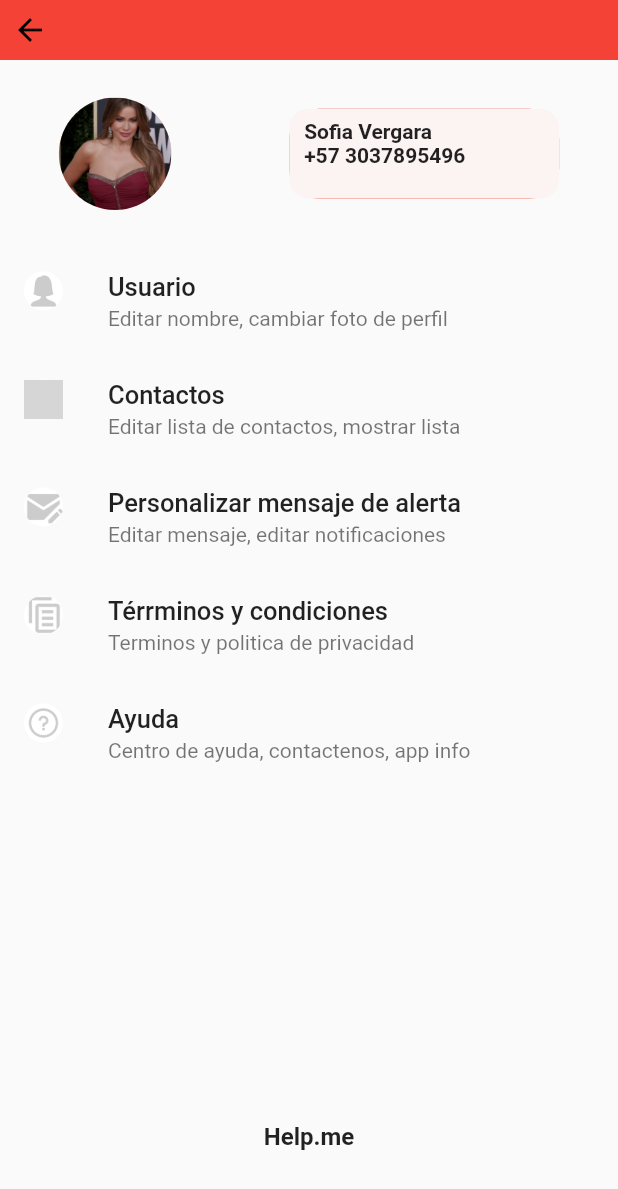
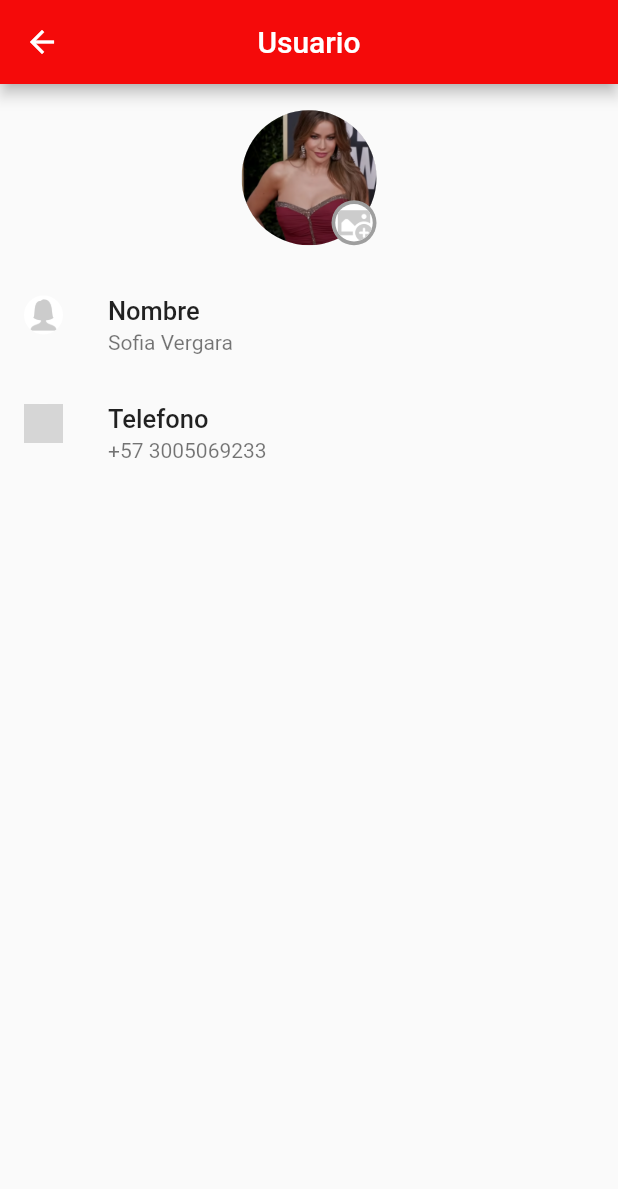
Before and after one commit to DaniloJ0/Help.me, a Flutter app: the MenuPage screen opened directly, after a tap on "Usuario", on a phone screen of 412 x 824 dp. Shown: the top 1189 px of the screen. Run offline on Flutter 3.47's test engine with Material 2 defaults, Android fonts, the phone set to English and light mode, and no system bars; our stand-ins replace faker, get; Roboto replaces fonts that are missing (Abhaya Libre SemiBold, Sunflower); grey boxes are pictures that could not be loaded.

Commit message:
Diseño completados
Navegacion y diseños implementados

```diff
--- a/lib/main.dart
+++ b/lib/main.dart
@@ -21,6 +21,7 @@ class MyApp extends StatelessWidget {
         ),
         home: Scaffold(
           appBar: AppBar(
+            backgroundColor: const Color.fromARGB(230, 245, 10, 10),
             centerTitle: true,
             actions: <Widget>[
               IconButton(
--- a/lib/ui/menu_page.dart
+++ b/lib/ui/menu_page.dart
@@ -1,17 +1,24 @@
+import 'package:apphelpme/ui/user_info_page.dart';
 import 'package:flutter/material.dart';
 import 'package:get/get.dart';
 import '../widgets/listItems.dart';
-import 'contacts.dart';
+import 'contacts_page.dart';
 import 'help_page.dart';
 import 'message.dart';
+import 'terms_page.dart';
 
 class MenuPage extends StatelessWidget {
   const MenuPage({Key? key}) : super(key: key);
   @override
   Widget build(BuildContext context) {
-    return Material(
-      child: Column(children: [
-        customAppBar(),
+    return Scaffold(
+      appBar: AppBar(
+        title: const Text('Settings'),
+        backgroundColor: const Color.fromARGB(255, 245, 10, 10),
+        centerTitle: true,
+      ),
+      body:Column(children: [
+        // customAppBar(),
         Container(
           height: 125.0,
           child: headBar(),
@@ -42,26 +49,34 @@ class MenuPage extends StatelessWidget {
           title: textos('Usuario', 17.0, FontWeight.w500),
           subtitle: textos(
               'Editar nombre, cambiar foto de perfil', 14.0, FontWeight.w400),
-          onTap: () => () {Get.to(()=> Contacts());}),
+          onTap: () => Get.to(()=>UserInfo(),
+                  transition: Transition.leftToRight,
+                  duration: const Duration(milliseconds: 450))),
         ListTile(
             leading: icons('herCoNtact'),
             title: textos('Contactos', 17.0, FontWeight.w500),
             subtitle: textos('Editar lista de contactos, mostrar lista', 14.0,
                 FontWeight.w400),
-            onTap: () => () {}),
+            onTap: () => Get.to(()=> Contacts(),
+                  transition: Transition.leftToRight,
+                  duration: const Duration(milliseconds: 450))),
         ListTile(
             leading: icons('editMessage'),
             title:
                 textos('Personalizar mensaje de alerta', 17.0, FontWeight.w500),
             subtitle: textos(
                 'Editar mensaje, editar notificaciones', 14.0, FontWeight.w400),
-            onTap: () => () {Get.to(()=> Message());}),
+            onTap: () => Get.to(()=> Message(),
+                  transition: Transition.leftToRight,
+                  duration: const Duration(milliseconds: 450))),
         ListTile(
             leading: icons('terminos'),
             title: textos('Térrminos y condiciones', 17.0, FontWeight.w500),
             subtitle: textos(
                 'Terminos y politica de privacidad', 14.0, FontWeight.w400),
-            onTap: () => () {}),
+            onTap: () => Get.to(() => TermsPage(),
+                  transition: Transition.leftToRight,
+                  duration: const Duration(milliseconds: 450))),
         ListTile(
             leading: icons('ayuda'),
             title: textos('Ayuda', 17.0, FontWeight.w500),
--- /dev/null
+++ b/lib/ui/user_info_page.dart
@@ -0,0 +1,143 @@
+import 'package:flutter/material.dart';
+import 'package:get/get.dart';
+import '../widgets/listItems.dart';
+
+class UserInfo extends StatelessWidget {
+  const UserInfo({Key? key}) : super(key: key);
+
+  @override
+  Widget build(BuildContext context) {
+    return Scaffold(
+        appBar: AppBar(
+          title: const Text('Usuario'),
+          backgroundColor: const Color.fromARGB(255, 245, 10, 10),
+          centerTitle: true,
+        ),
+        body: Column(children: [
+          Container(
+            height: 125.0,
+            child: headBar(), // Falta el boton de cambiar foto
+          ),
+          Expanded(
+            flex: 4,
+            child: ListMenu(context),
+          ),
+        ]));
+  }
+}
+
+Widget ListMenu(context) {
+  return ListView(
+    children: [
+      ListTile(
+        leading: icons('contact'),
+        title: textos('Nombre', 17.0, FontWeight.w500),
+        subtitle: textos('Sofia Vergara', 14.0, FontWeight.w400),
+        onTap: () => _showAlert(context),
+      ),
+      ListTile(
+          leading: icons('herCoNtact'),
+          title: textos('Telefono', 17.0, FontWeight.w500),
+          subtitle: textos('+57 3005069233', 14.0, FontWeight.w400),
+          onTap: () => () {}),
+    ],
+  );
+}
+
+void _showAlert(BuildContext context) {
+  showDialog(
+      context: context,
+      barrierDismissible: true,
+      builder: (context) {
+        return AlertDialog(
+          title: Text('Escriba su nombre'),
+          content: Column(
+            mainAxisSize: MainAxisSize.min,
+            children: <Widget>[
+              const TextField(
+                obscureText: false,
+                decoration: InputDecoration(
+                  border: OutlineInputBorder(),
+                  hintText: 'Escriba su nombre'
+                ),
+              )
+            ],
+          ),
+          actions: <Widget>[
+            TextButton(
+              child: Text('Aceptar'),
+              style: TextButton.styleFrom(
+                primary: Colors.white,
+                backgroundColor: Colors.red,
+              ),
+              onPressed: () {
+                Navigator.of(context).pop();
+                ;
+              },
+            ),
+            TextButton(
+              child: Text('Cancelar'),
+              style: TextButton.styleFrom(
+                primary: Colors.white,
+                backgroundColor: Colors.red,
+              ),
+              onPressed: () {
+                Navigator.of(context).pop();
+                ;
+              },
+            )
+          ],
+        );
+      });
+}
+
+Widget headBar() {
+  return Row(
+    mainAxisAlignment: MainAxisAlignment.spaceAround,
+    children: [
+      Padding(
+        padding: const EdgeInsets.fromLTRB(0, 0, 0, 0),
+        child: Stack(
+          alignment: Alignment.bottomRight,
+          children: [circle(), iconChangePhoto()])
+      ),
+    ],
+  );
+}
+
+Widget iconChangePhoto(){
+  return InkWell(
+    onTap: () => (){},
+    child: Container(
+              alignment: Alignment.bottomRight,
+              width: 30.0,
+              height: 30.0,
+              child: const Padding(
+                padding: EdgeInsets.all(2.5),
+                child: CircleAvatar(
+                    radius: 60,
+                    backgroundColor: Colors.white,
+                    backgroundImage: AssetImage('lib/assets/editProfile.png')),
+              ),
+              decoration: const BoxDecoration(
+                color: Colors.grey,
+                shape: BoxShape.circle,
+              ),
+            ),
+  );
+}
+
+Widget circle(){
+  return Container(
+            alignment: Alignment.center,
+            width: 90.0,
+            height: 90.0,
+            child: const CircleAvatar(
+                radius: 70,
+                backgroundColor: Colors.white,
+                backgroundImage: AssetImage('lib/assets/sofia.png')),
+            decoration: const BoxDecoration(
+              color: Colors.grey,
+              shape: BoxShape.circle,
+            ));
+}
```
Also changed, not shown: lib/ui/app_info_page.dart (+7 -2 lines), lib/ui/contactenos_page.dart (+6 -1 lines), lib/ui/contacts_page.dart (renamed from lib/ui/contacts.dart, +8 -6 lines), lib/ui/help_center_page.dart (+7 -2 lines), lib/ui/help_page.dart (+6 -1 lines), lib/ui/home_page.dart (+28 -66 lines), lib/ui/message.dart (+3 -15 lines), lib/ui/terms_page.dart (added, +41 -0 lines).
